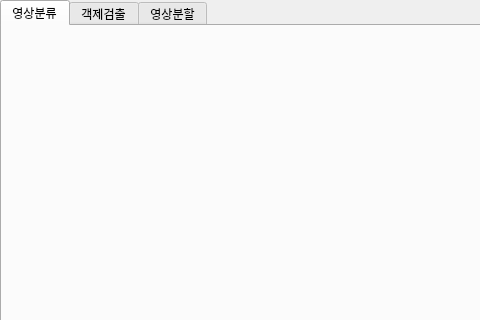
The window that references/final/new4.ui (mxnseo/DeepLearning_Machine) describes before a commit, drawn with Qt 5; both pictures show x 0 to 480 and y 0 to 320 of the 1157 by 896 pixel window.
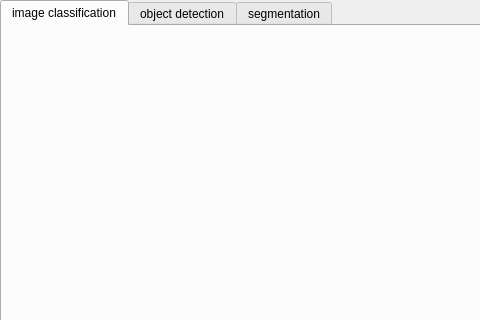
The same window after the commit. The open tabs and pages were chosen to show the change.

```diff
--- a/references/final/new4.ui
+++ b/references/final/new4.ui
@@ -18,17 +18,17 @@
   </property>
   <widget class="QWidget" name="tab">
    <attribute name="title">
-    <string>영상분류</string>
+    <string>image classification</string>
    </attribute>
   </widget>
   <widget class="QWidget" name="tab_2">
    <attribute name="title">
-    <string>객제검출</string>
+    <string>object detection</string>
    </attribute>
   </widget>
   <widget class="QWidget" name="tab_3">
    <attribute name="title">
-    <string>영상분할</string>
+    <string>segmentation</string>
    </attribute>
   </widget>
  </widget>
```
Left out of the diff: 2 changed lines with no effect on the pictures.
